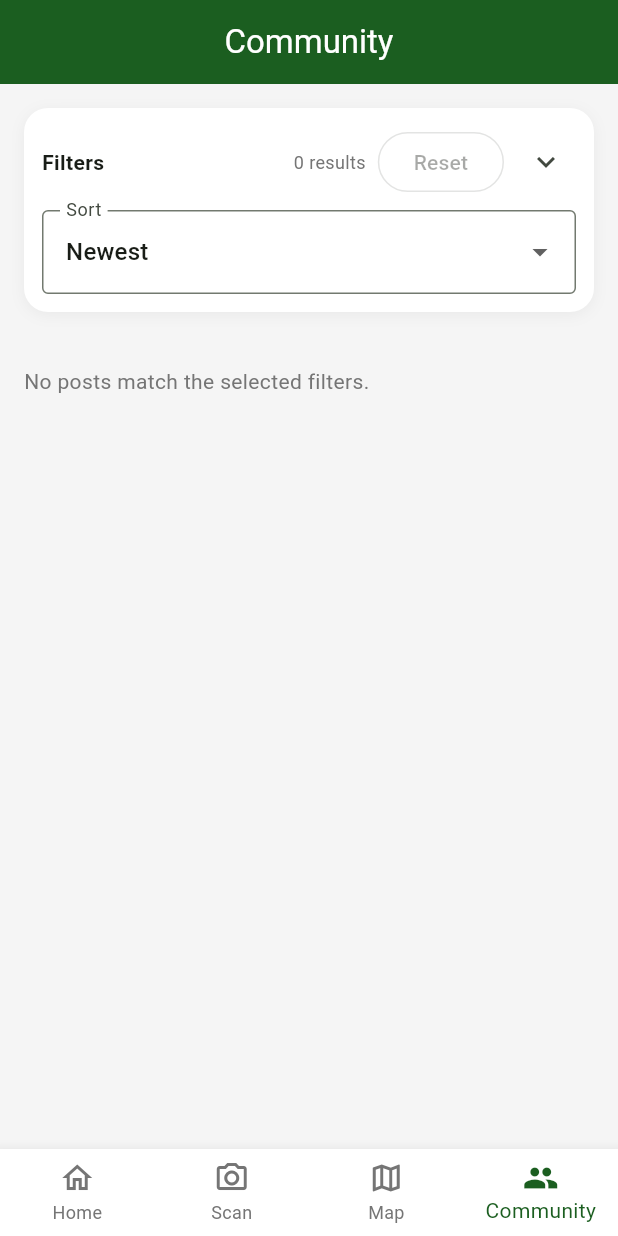
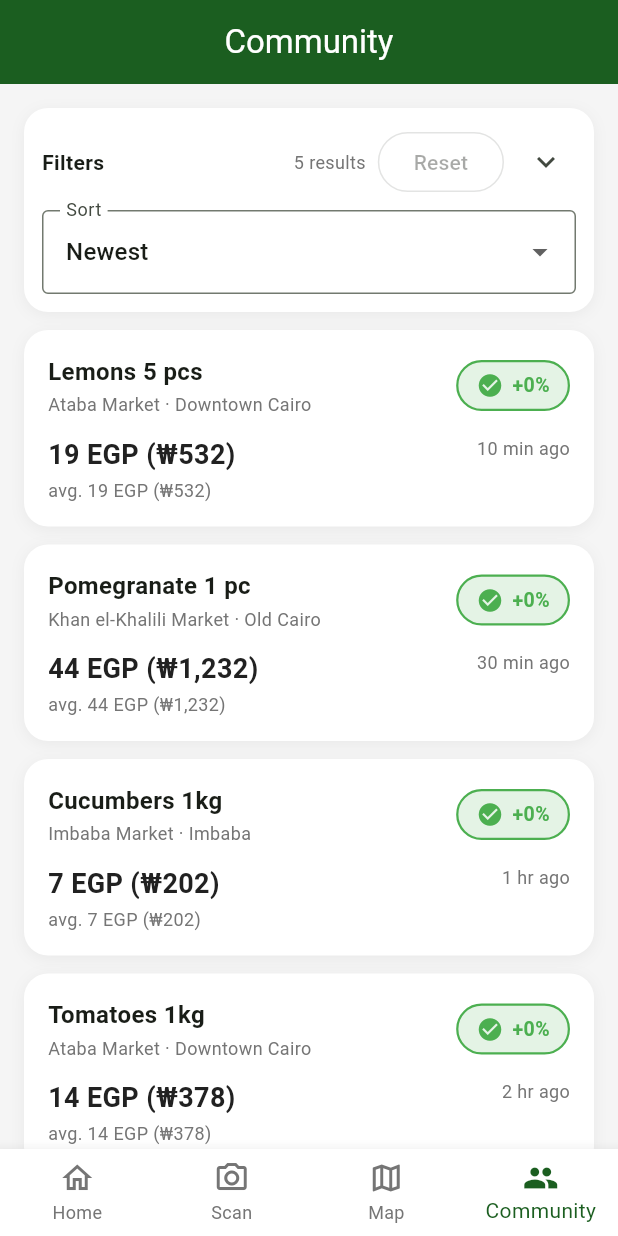
Before and after one commit to dbseend/hci_222, a Flutter app: the CommunityScreen screen opened by its route, after a tap on the "expand less" icon, on a phone screen of 412 x 824 dp. Run offline on Flutter 3.47's test engine with Material 3 defaults, Android fonts, the phone set to English and light mode, and no system bars; our stand-ins replace camera, dio, equatable, fl_chart, flutter_bloc, flutter_tts and 7 more; accounts and stored records are empty; network calls fail.

Commit message:
feat: show market ratings and seed community feed

```diff
--- a/frontend/flutter_app/lib/features/community/data/repositories/community_post_repository.dart
+++ b/frontend/flutter_app/lib/features/community/data/repositories/community_post_repository.dart
@@ -97,13 +97,15 @@
   Future<List<CommunityPost>> getUserPosts() async {
     if (SupabaseService.isInitialized) {
       try {
-        return await _getUserPostsRemote().timeout(_remoteTimeout);
+        final remotePosts = await _getUserPostsRemote().timeout(_remoteTimeout);
+        return remotePosts.isEmpty ? _samplePosts() : remotePosts;
       } catch (_) {
         // Fallback to local cache if remote read fails.
       }
     }
 
-    return _getUserPostsLocal();
+    final localPosts = await _getUserPostsLocal();
+    return localPosts.isEmpty ? _samplePosts() : localPosts;
   }
 
   Future<List<CommunityPost>> _getUserPostsLocal() async {
@@ -256,6 +258,52 @@
     return mapped;
   }
 
+  List<CommunityPost> _samplePosts() {
+    final now = DateTime.now();
+    return [
+      CommunityPost(
+        id: 'sample_5',
+        productName: 'Lemons 5 pcs',
+        price: 19.0,
+        storeName: 'Ataba Market',
+        locationName: 'Downtown Cairo',
+        createdAt: now.subtract(const Duration(minutes: 10)),
+      ),
+      CommunityPost(
+        id: 'sample_4',
+        productName: 'Pomegranate 1 pc',
+        price: 44.0,
+        storeName: 'Khan el-Khalili Market',
+        locationName: 'Old Cairo',
+        createdAt: now.subtract(const Duration(minutes: 30)),
+      ),
+      CommunityPost(
+        id: 'sample_3',
+        productName: 'Cucumbers 1kg',
+        price: 7.2,
+        storeName: 'Imbaba Market',
+        locationName: 'Imbaba',
+        createdAt: now.subtract(const Duration(hours: 1)),
+      ),
+      CommunityPost(
+        id: 'sample_2',
+        productName: 'Tomatoes 1kg',
+        price: 13.5,
+        storeName: 'Ataba Market',
+        locationName: 'Downtown Cairo',
+        createdAt: now.subtract(const Duration(hours: 2)),
+      ),
+      CommunityPost(
+        id: 'sample_1',
+        productName: 'Grapes 1kg',
+        price: 64.0,
+        storeName: 'Khan el-Khalili Market',
+        locationName: 'Old Cairo',
+        createdAt: now.subtract(const Duration(hours: 3)),
+      ),
+    ];
+  }
+
   String _fileExtension(String path) {
     final dot = path.lastIndexOf('.');
     if (dot == -1 || dot == path.length - 1) return '.jpg';
```
Also changed, not shown: frontend/flutter_app/lib/features/market_map/presentation/models/market_location.dart (+10 -0 lines), frontend/flutter_app/lib/features/market_map/presentation/screens/market_map_screen.dart (+38 -0 lines), 3 other files.
